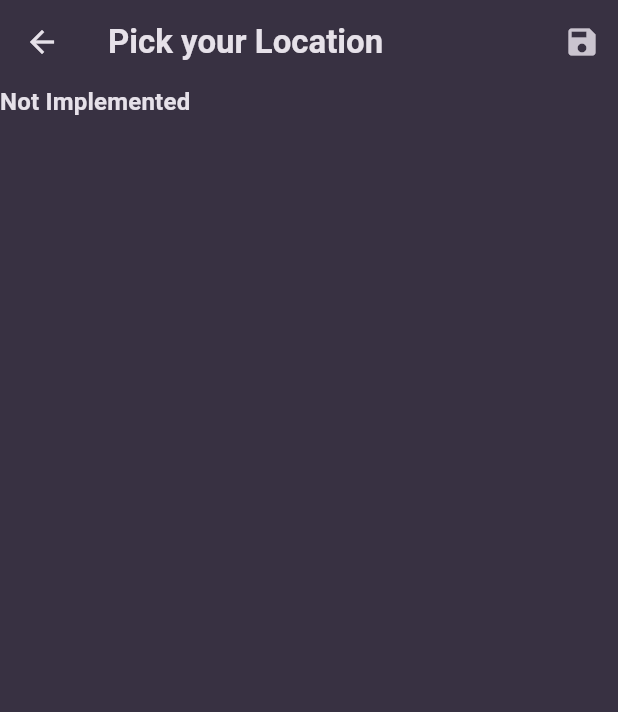
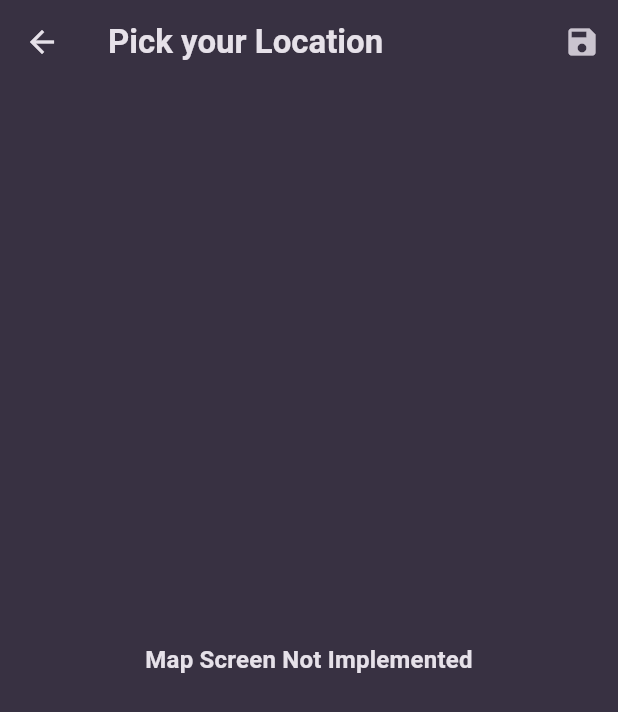
Before and after one commit to jherman1/favorite_places, a Flutter app: the MapScreen screen opened directly, on a phone screen of 412 x 824 dp. Shown: the top 712 px of the screen. Run offline on Flutter 3.47's test engine with Material 3 defaults, Android fonts, the phone set to English and light mode, and no system bars; our stand-ins replace flutter_riverpod, google_fonts, google_maps_flutter, image_picker, location.

```diff
--- a/lib/screens/map.dart
+++ b/lib/screens/map.dart
@@ -37,13 +37,15 @@ class _MapScreenState extends State<MapScreen> {
           if (widget.isSelecting)
             IconButton(
               icon: const Icon(Icons.save),
-              onPressed: () {},
+              onPressed: () {
+                Navigator.of(context).pop(_pickedLocation);
+              },
             ),
         ],
       ),
       body: googleMapsFullyImplemented
           ? GoogleMap(
-              onTap: (position) {
+              onTap: !widget.isSelecting ? null : (position) {
                 setState(() {
                   _pickedLocation = position;
                 });
@@ -67,13 +69,15 @@ class _MapScreenState extends State<MapScreen> {
                 ),
               },
             )
-          : Text(
-              'Not Implemented',
-              textAlign: TextAlign.center,
-              style: Theme.of(context).textTheme.titleMedium!.copyWith(
-                    color: Theme.of(context).colorScheme.onSurface,
-                  ),
-            ),
+          : Center(
+            child: Text(
+                'Map Screen Not Implemented',
+                textAlign: TextAlign.center,
+                style: Theme.of(context).textTheme.titleMedium!.copyWith(
+                      color: Theme.of(context).colorScheme.onSurface,
+                    ),
+              ),
+          ),
     );
   }
 }
```
Also changed, not shown: lib/widgets/location_input.dart (+53 -23 lines), 1 other file.
